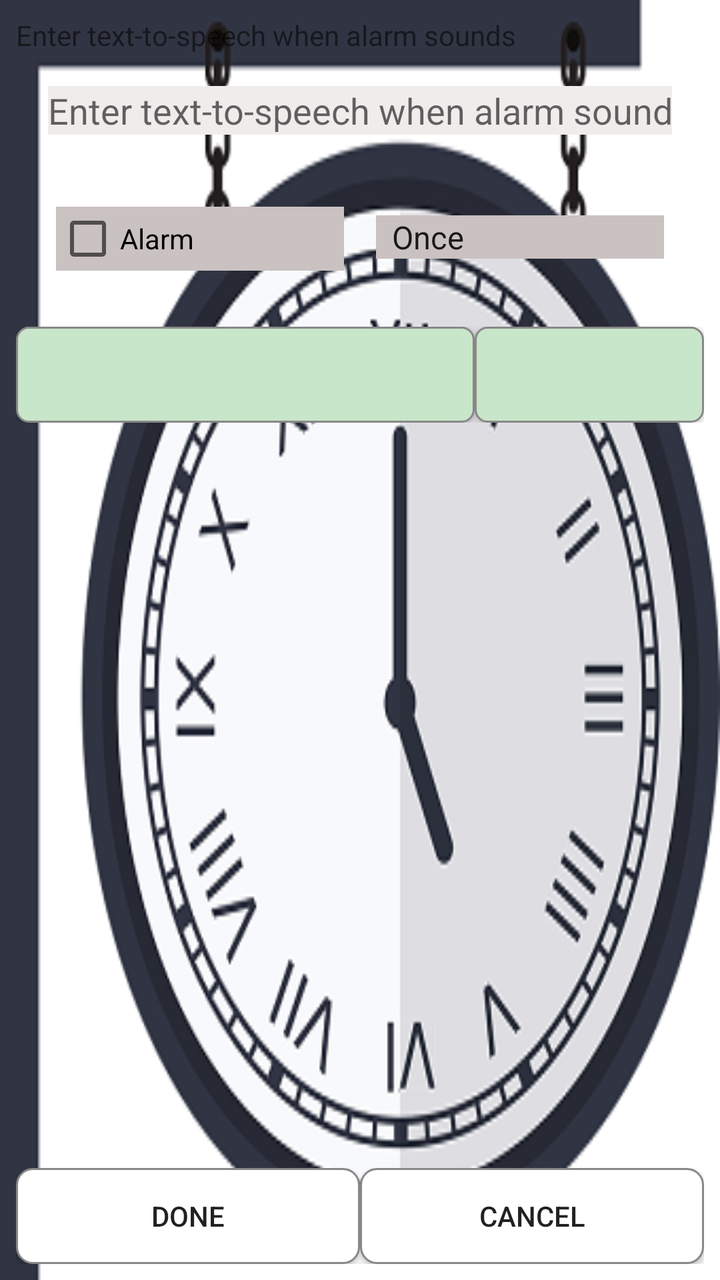
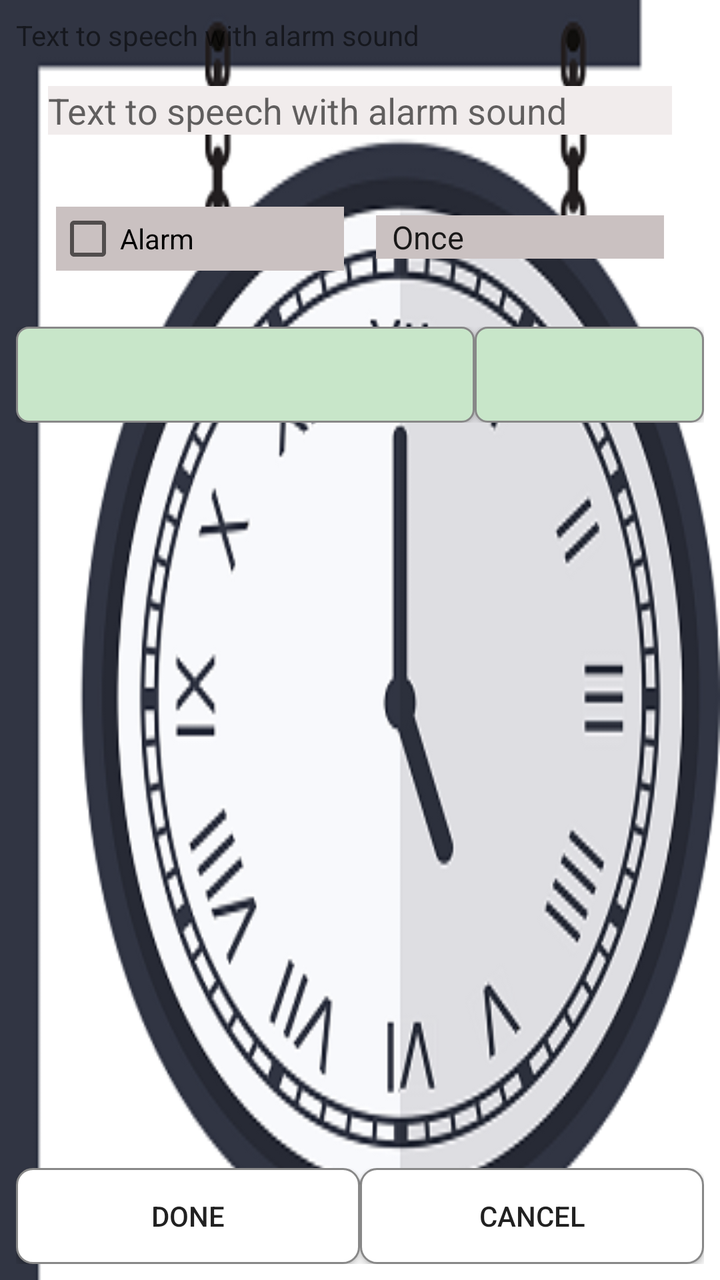

Compare the two renders of this Android layout. The source of the first and the diff that turns it into the second are given below.
<!-- AndroidManifest.xml: application theme AppTheme -->
<!-- res/layout/activity_edit_alarm.xml -->
<?xml version="1.0" encoding="utf-8"?>
<LinearLayout xmlns:android="http://schemas.android.com/apk/res/android"
  android:orientation="vertical"
  android:layout_width="fill_parent"
  android:layout_height="fill_parent"
  android:background="@drawable/bg_clock_edit_2">

  <ScrollView xmlns:android="http://schemas.android.com/apk/res/android"
    android:layout_height="0dp"
    android:layout_width="fill_parent"
    android:layout_weight="1">

    <LinearLayout xmlns:android="http://schemas.android.com/apk/res/android"
      android:padding="8sp"
      android:orientation="vertical"
      android:layout_width="fill_parent"
      android:layout_height="wrap_content">

      <TextView
        style="@style/list_view"
        android:text="Enter text-to-speech when alarm sounds" />

      <EditText
          android:hint="Enter text-to-speech when alarm sounds"
          android:layout_margin="16sp"
          android:background="#F1ECEC"
        style="@style/list_view"
        android:textColor="@color/black"
        android:id="@+id/title"
        android:singleLine="true" />

      <LinearLayout xmlns:android="http://schemas.android.com/apk/res/android"
        android:paddingTop="8sp"
          android:padding="12dp"
        android:orientation="horizontal"
        android:layout_width="fill_parent"
        android:layout_height="wrap_content">

        <CheckBox
            android:layout_margin="8dp"
            android:background="#CAC1C1"
          android:id="@+id/alarm_checkbox"
          android:layout_weight="1"
          android:layout_width="0sp"
          android:layout_height="wrap_content"
          android:text="Alarm" />

        <Spinner
            android:layout_margin="8dp"
            android:background="#CAC1C1"
          android:id="@+id/occurence_spinner"
          android:layout_weight="1"
          android:layout_width="0sp"
          android:layout_height="wrap_content"
          android:spinnerMode="dropdown"
          android:entries="@array/occurence" />

      </LinearLayout>

      <LinearLayout xmlns:android="http://schemas.android.com/apk/res/android"
        android:paddingTop="8sp"
        android:orientation="horizontal"
        android:layout_width="fill_parent"
        android:layout_height="wrap_content">

        <Button
          android:id="@+id/date_button"
          android:layout_weight="2"
          android:layout_width="0sp"
          android:layout_height="wrap_content"
          android:layout_gravity="center"
          android:background="@drawable/button_date_time_selector"
          android:onClick="onDateClick" />

        <Button
          android:id="@+id/time_button"
          android:layout_weight="1"
          android:layout_width="0sp"
          android:layout_height="wrap_content"
          android:layout_gravity="center"
          android:background="@drawable/button_date_time_selector"
          android:onClick="onTimeClick" />

      </LinearLayout>

    </LinearLayout>

  </ScrollView>


  <LinearLayout
    android:orientation="horizontal"
    android:padding="8sp"
    android:layout_width="fill_parent"
    android:layout_height="wrap_content">

    <Button
      style="@style/edit_button"
      android:id="@+id/done"
      android:text="Done"
      android:onClick="onDoneClick" />

    <Button
      style="@style/edit_button"
      android:id="@+id/cancel"
      android:text="Cancel"
      android:onClick="onCancelClick" />

  </LinearLayout>

</LinearLayout>
<!-- resources referenced by this layout -->
<resources>
  <string-array name="occurence">
          <item>Once</item>
          <item>Weekly</item>
      </string-array>
  <color name="black">#000000</color>
  <!-- drawable bg_clock_edit_2: png bitmap (drawable, 73865 bytes) -->
  <!-- drawable button_date_time_selector (drawable) -->
  <?xml version="1.0" encoding="utf-8"?>
  <selector xmlns:android="http://schemas.android.com/apk/res/android">
      
      <item android:state_pressed="true">
          <shape android:shape="rectangle">
              <solid android:color="#81C784"/> 
              <corners android:radius="6dp"/>
              <stroke android:width="2dp" android:color="@color/colorPrimary"/>
          </shape>
      </item>
      
      
      <item android:state_focused="true">
          <shape android:shape="rectangle">
              <solid android:color="#A5D6A7"/> 
              <corners android:radius="6dp"/>
              <stroke android:width="2dp" android:color="@color/colorPrimary"/>
          </shape>
      </item>
      
      
      <item>
          <shape android:shape="rectangle">
              <solid android:color="#C8E6C9"/> 
              <corners android:radius="6dp"/>
              <stroke android:width="1dp" android:color="@color/grey"/>
          </shape>
      </item>
  </selector>
  <style name="edit_button">
          <item name="android:layout_width">0sp</item>
          <item name="android:layout_height">wrap_content</item>
          <item name="android:layout_weight">1</item>
          <item name="android:background">@drawable/button_selector</item>
      </style>
  <style name="list_view">
          <item name="android:layout_width">fill_parent</item>
          <item name="android:layout_height">wrap_content</item>
      </style>
  <style name="AppTheme" parent="Theme.AppCompat.Light.DarkActionBar">
          
          <item name="colorPrimary">@color/colorPrimary</item>
          <item name="colorPrimaryDark">@color/colorPrimaryDark</item>
          <item name="colorAccent">@color/colorAccent</item>
      </style>
  <color name="colorPrimary">#008577</color>
  <color name="grey">#888888</color>
  <!-- drawable button_selector (drawable) -->
  <?xml version="1.0" encoding="utf-8"?>
  <selector xmlns:android="http://schemas.android.com/apk/res/android">
      
      <item android:state_pressed="true">
          <shape android:shape="rectangle">
              <solid android:color="#B3E5FC"/> 
              <corners android:radius="8dp"/>
              <stroke android:width="2dp" android:color="@color/colorPrimary"/>
          </shape>
      </item>
      
      
      <item android:state_focused="true">
          <shape android:shape="rectangle">
              <solid android:color="#E0F7FA"/> 
              <corners android:radius="8dp"/>
              <stroke android:width="2dp" android:color="@color/colorPrimary"/>
          </shape>
      </item>
      
      
      <item>
          <shape android:shape="rectangle">
              <solid android:color="#FFFFFF"/> 
              <corners android:radius="8dp"/>
              <stroke android:width="1dp" android:color="@color/grey"/>
          </shape>
      </item>
  </selector>
  <color name="colorPrimaryDark">#00574B</color>
  <color name="colorAccent">#D81B60</color>
</resources>

<!-- the commit's change to res/layout/activity_edit_alarm.xml (unified diff, before → after) -->
@@ -18,10 +18,10 @@
 
       <TextView
         style="@style/list_view"
-        android:text="Enter text-to-speech when alarm sounds" />
+        android:text="Text to speech with alarm sound" />
 
       <EditText
-          android:hint="Enter text-to-speech when alarm sounds"
+          android:hint="Text to speech with alarm sound"
           android:layout_margin="16sp"
           android:background="#F1ECEC"
         style="@style/list_view"
